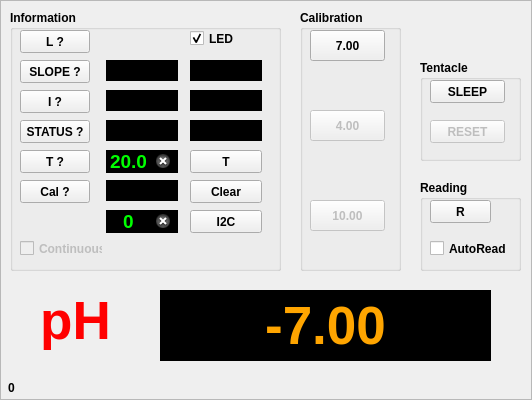
cskv/atlas-tentacle, file ezoframe.ui: the form before one commit.
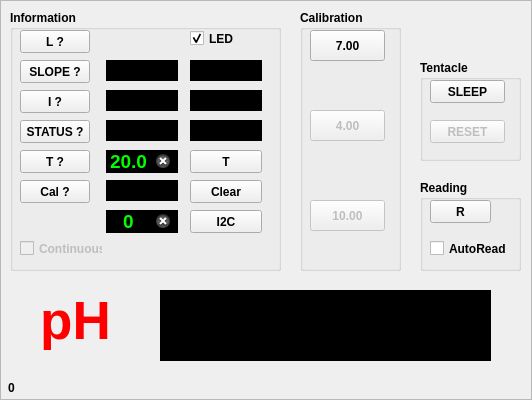
The form after the commit. Icons and pictures are not drawn. Custom widgets are drawn as their Qt base class.

The edit to the form file:
```diff
--- a/ezoframe.ui
+++ b/ezoframe.ui
@@ -718,7 +718,7 @@
 </string>
    </property>
    <property name="text">
-    <string>-7.00</string>
+    <string/>
    </property>
    <property name="textFormat">
     <enum>Qt::PlainText</enum>
```
